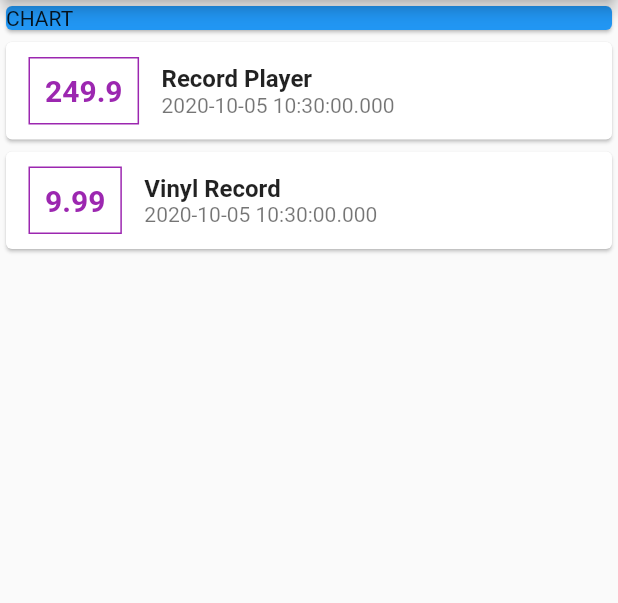
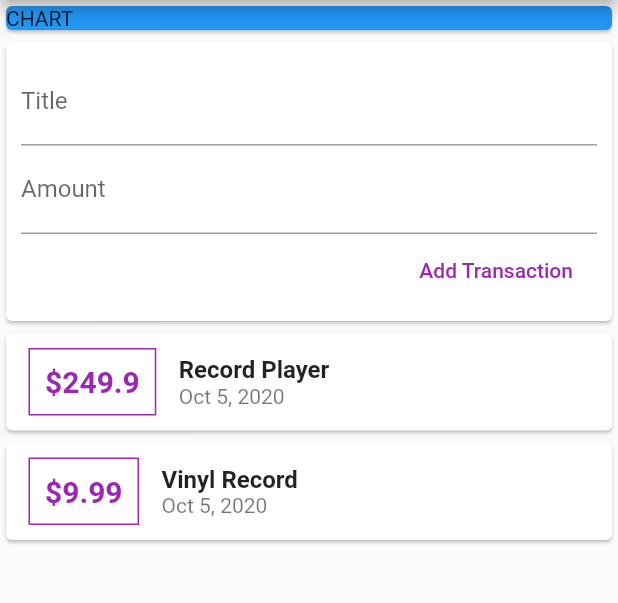
Before and after one commit to daviditco4/personal-expenses-app, a Flutter app: the screen it shows after launch, on a phone screen of 412 x 824 dp, the part 84-687 px from its top. Run offline on Flutter 3.47's test engine with Material 2 defaults, Android fonts, the phone set to English and light mode, and no system bars.

Commit message:
Create basic UI for adding transactions

```diff
--- a/lib/main.dart
+++ b/lib/main.dart
@@ -1,4 +1,5 @@
 import 'package:flutter/material.dart';
+import 'package:intl/intl.dart';
 
 import 'transaction.dart';
 
@@ -22,6 +23,8 @@ class MyHomePage extends StatelessWidget {
   MyHomePage({Key key, this.title}) : super(key: key);
 
   final String title;
+  final titleController = TextEditingController();
+  final amountController = TextEditingController();
   final List<Transaction> transactions = [
     Transaction(
       id: 't1',
@@ -52,6 +55,33 @@ class MyHomePage extends StatelessWidget {
               child: Text('CHART'),
             ),
           ),
+          Card(
+            child: Padding(
+              padding: EdgeInsets.all(10),
+              child: Column(
+                crossAxisAlignment: CrossAxisAlignment.end,
+                children: [
+                  TextField(
+                    controller: titleController,
+                    decoration: InputDecoration(
+                      labelText: 'Title',
+                    ),
+                  ),
+                  TextField(
+                    controller: amountController,
+                    decoration: InputDecoration(
+                      labelText: 'Amount',
+                    ),
+                  ),
+                  FlatButton(
+                    onPressed: () => print(titleController.text),
+                    textColor: Colors.purple,
+                    child: Text('Add Transaction'),
+                  ),
+                ],
+              ),
+            ),
+          ),
           Column(
             children: transactions.map((tx) {
               return Card(
@@ -70,7 +100,7 @@ class MyHomePage extends StatelessWidget {
                       ),
                       padding: EdgeInsets.all(10),
                       child: Text(
-                        tx.amount.toString(),
+                        '\$${tx.amount}',
                         style: TextStyle(
                           fontWeight: FontWeight.bold,
                           fontSize: 20,
@@ -89,7 +119,7 @@ class MyHomePage extends StatelessWidget {
                           ),
                         ),
                         Text(
-                          tx.date.toString(),
+                          DateFormat.yMMMd().format(tx.date),
                           style: TextStyle(
                             color: Colors.black54,
                           ),
--- a/pubspec.yaml
+++ b/pubspec.yaml
@@ -23,6 +23,7 @@ environment:
 dependencies:
   flutter:
     sdk: flutter
+  intl: ^0.16.1
 
 
   # The following adds the Cupertino Icons font to your application.
```
Also changed, not shown: pubspec.lock.
